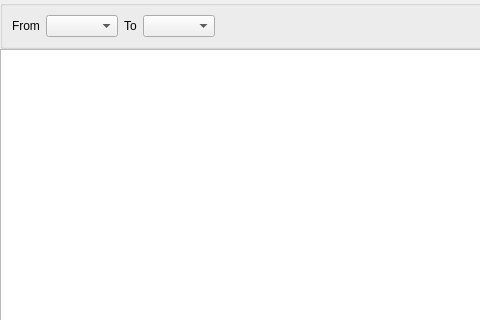
Before: the Qt Designer form periodclose/periodclosedialog.ui in ytxerp/ytx-client, drawn with Qt 5; both pictures show x 0 to 480 and y 0 to 320 of the 1198 by 640 pixel window.
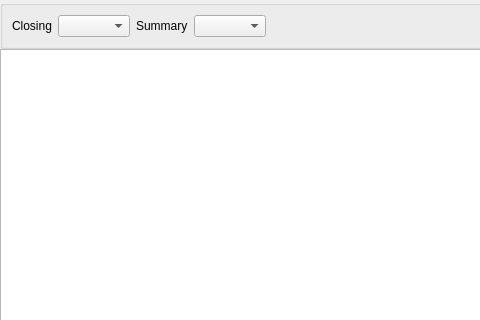
After: the same form once the commit is applied. Custom widgets are drawn as their Qt base class.

```diff
--- a/periodclose/periodclosedialog.ui
+++ b/periodclose/periodclosedialog.ui
@@ -38,7 +38,7 @@
       <item>
        <widget class="QLabel" name="labelFrom">
         <property name="text">
-         <string>From</string>
+         <string>Closing</string>
         </property>
        </widget>
       </item>
@@ -48,7 +48,7 @@
       <item>
        <widget class="QLabel" name="labelTo">
         <property name="text">
-         <string>To</string>
+         <string>Summary</string>
         </property>
        </widget>
       </item>
```
Left out of the diff: 12 changed lines with no effect on the pictures.
